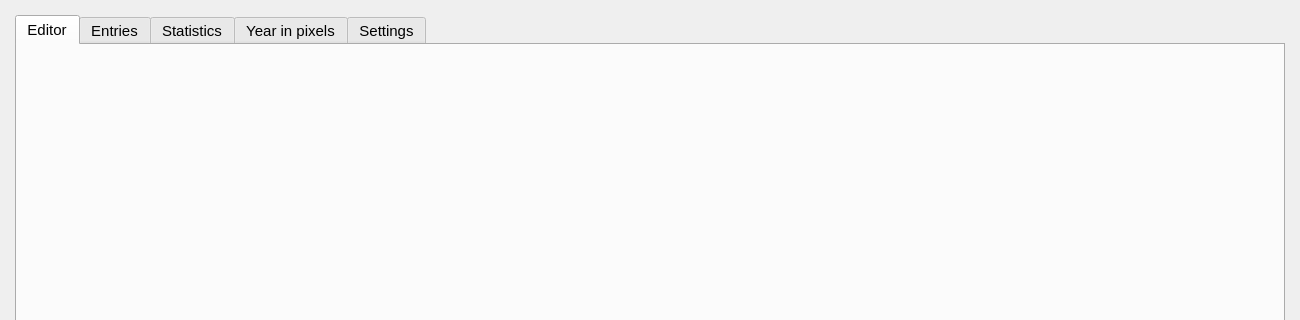
The window that src/gui/diarymenu.ui (someretical/TheoreticalDiary) describes before a commit, drawn with Qt 5; both pictures show x 0 to 1300 and y 0 to 320 of the 1300 by 750 pixel window.
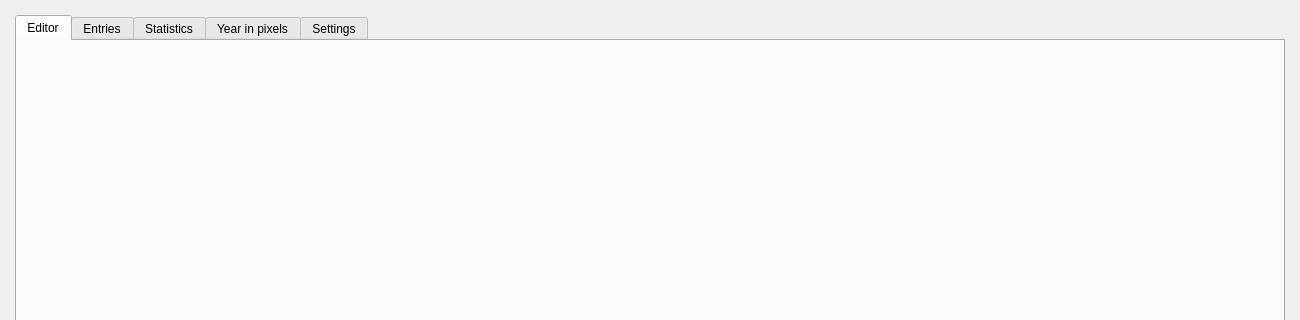
The same window after the commit.

Diff of the .ui file:
```diff
--- a/src/gui/diarymenu.ui
+++ b/src/gui/diarymenu.ui
@@ -49,14 +49,12 @@
        <verstretch>0</verstretch>
       </sizepolicy>
      </property>
-     <property name="font">
-      <font>
-       <pointsize>11</pointsize>
-      </font>
-     </property>
      <property name="currentIndex">
       <number>0</number>
      </property>
+     <property name="movable">
+      <bool>true</bool>
+     </property>
      <widget class="QWidget" name="editor">
       <property name="sizePolicy">
        <sizepolicy hsizetype="Expanding" vsizetype="Expanding">
```
Left out of the diff: 4 changed lines with no effect on the pictures.
